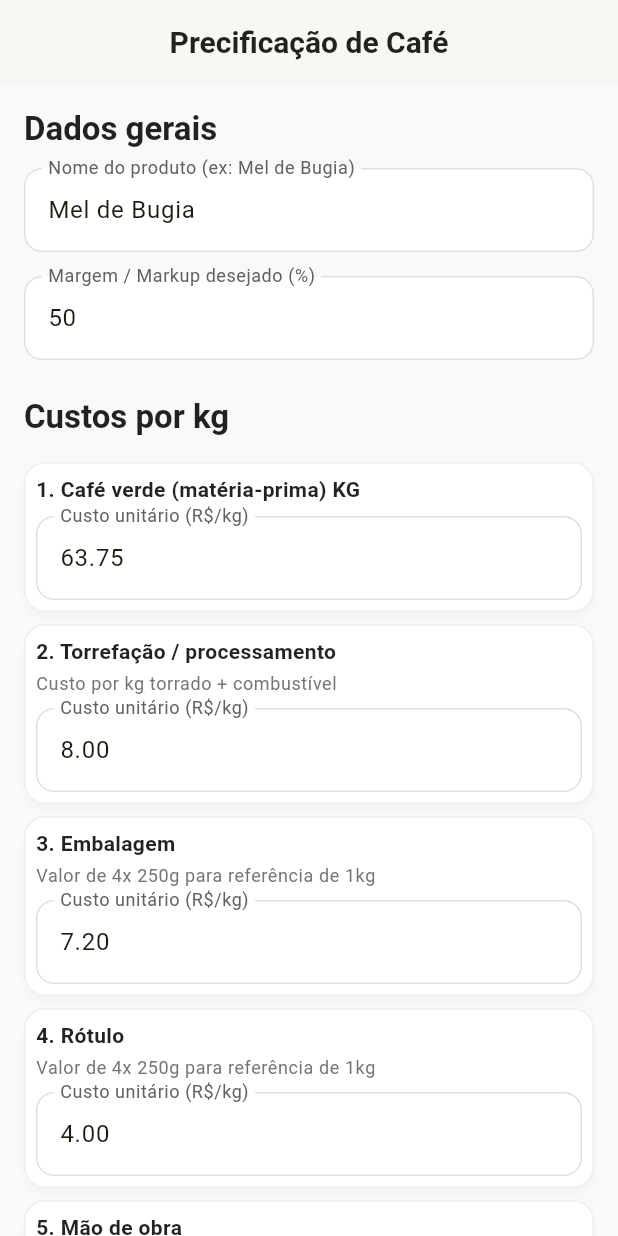
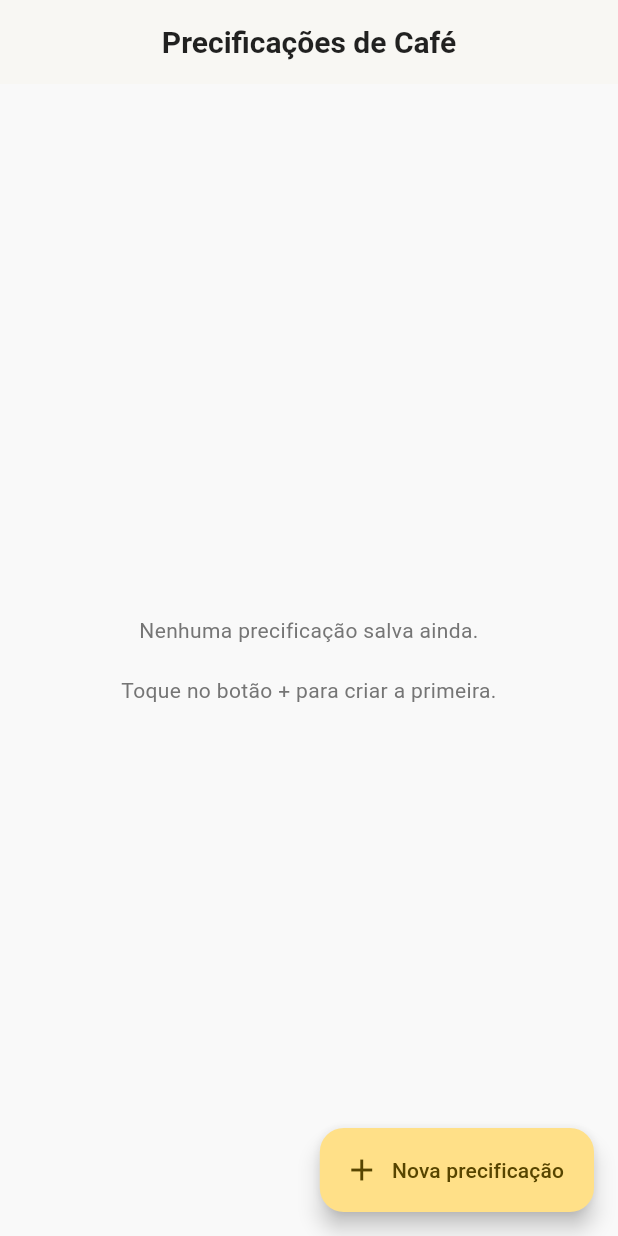
Before and after one commit to fibramobile/my_coffee_app, a Flutter app: the screen it shows after launch, on a phone screen of 412 x 824 dp. Run offline on Flutter 3.47's test engine with Material 3 defaults, Android fonts, the phone set to English and light mode, and no system bars; our stand-ins replace shared_preferences.

Commit message:
Separado a lista de produtos do forms

```diff
--- a/lib/main.dart
+++ b/lib/main.dart
@@ -1,6 +1,7 @@
 import 'package:flutter/material.dart';
 import 'controllers/pricing_controller.dart';
 import 'views/pricing_form_page.dart';
+import 'views/pricing_list_page.dart';
 
 void main() {
   runApp(const CafePrecoApp());
@@ -103,7 +104,9 @@ class CafePrecoApp extends StatelessWidget {
           ),
         ),
       ),
-      home: PricingFormPage(controller: controller),
+
+      // 👉 AGORA A TELA INICIAL É A LISTA
+      home: PricingListPage(controller: controller),
     );
   }
 }
--- a/lib/views/pricing_form_page.dart
+++ b/lib/views/pricing_form_page.dart
@@ -34,18 +34,14 @@ class _PricingFormPageState extends State<PricingFormPage> {
     return double.tryParse(cleaned) ?? 0.0;
   }
 
-  String _formatMoney(double value) {
-    return value.toStringAsFixed(2).replaceAll('.', ',');
-  }
-
   /// Define cor visual da margem líquida
   Color getMarginColor(double marginPercent) {
     if (marginPercent >= 40) {
-      return Colors.green; // Ideal
+      return Colors.green;
     } else if (marginPercent >= 30) {
-      return Colors.orange; // Boa
+      return Colors.orange;
     } else {
-      return Colors.red; // Risco
+      return Colors.red;
     }
   }
 
@@ -55,12 +51,14 @@ class _PricingFormPageState extends State<PricingFormPage> {
       animation: widget.controller,
       builder: (context, _) {
         final model = widget.controller.model;
-        final saved = widget.controller.savedPricings;
 
         return Scaffold(
-          // ❌ NÃO colocamos backgroundColor aqui, usamos o do Theme (claro)
           appBar: AppBar(
-            title: const Text('Precificação de Café'),
+            title: Text(
+              widget.editingIndex != null
+                  ? 'Editar precificação'
+                  : 'Nova precificação',
+            ),
             centerTitle: true,
           ),
           body: Form(
@@ -83,7 +81,6 @@ class _PricingFormPageState extends State<PricingFormPage> {
                     initialValue: model.productName,
                     decoration: const InputDecoration(
                       labelText: 'Nome do produto (ex: Mel de Bugia)',
-                      // ❌ sem border aqui; usa a do Theme
                     ),
                     onChanged: widget.controller.setProductName,
                   ),
@@ -138,31 +135,36 @@ class _PricingFormPageState extends State<PricingFormPage> {
                   // RESUMO
                   // -------------------------
                   Text(
-                    'Resumo da precificação (por kg de café torrado)',
+                    'Resumo da precificação',
                     style: Theme.of(context).textTheme.titleLarge,
                   ),
                   const SizedBox(height: 12),
 
                   _buildSummaryRow(
+                    context,
                     'Total de custo (R\$/kg)',
                     model.totalCostPerKg,
                   ),
                   _buildSummaryRow(
+                    context,
                     'Preço final (com margem) – R\$/kg',
                     model.finalPricePerKg,
                     highlight: true,
                   ),
                   const SizedBox(height: 8),
                   _buildSummaryRow(
+                    context,
                     'Preço de venda (250g)',
                     model.price250g,
                   ),
                   _buildSummaryRow(
+                    context,
                     'Preço de venda (1kg)',
                     model.finalPricePerKg,
                   ),
                   const SizedBox(height: 8),
                   _buildSummaryRow(
+                    context,
                     'Lucro líquido (R\$/kg)',
                     model.profitPerKg,
                   ),
@@ -206,12 +208,14 @@ class _PricingFormPageState extends State<PricingFormPage> {
                             ? 'Atualizar precificação'
                             : 'Salvar precificação',
                       ),
-                      onPressed: () {
+                      onPressed: () async {
                         final isEditing = widget.editingIndex != null;
 
-                        widget.controller.saveCurrentPricing(
+                        await widget.controller.saveCurrentPricing(
                           indexToUpdate: widget.editingIndex,
                         );
+
+                        if (!mounted) return;
 
                         ScaffoldMessenger.of(context).showSnackBar(
                           SnackBar(
@@ -223,91 +227,12 @@ class _PricingFormPageState extends State<PricingFormPage> {
                           ),
                         );
 
-                        if (Navigator.canPop(context)) {
-                          Navigator.pop(context);
-                        }
+                        Navigator.pop(context);
                       },
                     ),
                   ),
 
                   const SizedBox(height: 32),
-                  Divider(color: Colors.grey.shade300),
-                  const SizedBox(height: 12),
-
-                  // -------------------------
-                  // LISTA DE PRECIFICAÇÕES
-                  // -------------------------
-                  Text(
-                    'Precificações salvas',
-                    style: Theme.of(context).textTheme.titleLarge,
-                  ),
-                  const SizedBox(height: 12),
-
-                  if (saved.isEmpty)
-                    Text(
-                      'Nenhuma precificação salva ainda.',
-                      style: TextStyle(color: Colors.grey.shade600),
-                    )
-                  else
-                    ListView.builder(
-                      physics: const NeverScrollableScrollPhysics(),
-                      shrinkWrap: true,
-                      itemCount: saved.length,
-                      itemBuilder: (context, index) {
-                        final p = saved[index];
-                        final price250 = p.price250g;
-
-                        return Card(
-                          margin: const EdgeInsets.symmetric(vertical: 6),
-                          child: ListTile(
-                            contentPadding: const EdgeInsets.symmetric(
-                              horizontal: 16,
-                              vertical: 10,
-                            ),
-                            title: Text(
-                              p.productName,
-                              style: const TextStyle(
-                                fontWeight: FontWeight.bold,
-                                fontSize: 16,
-                              ),
-                            ),
-                            subtitle: Text(
-                              'Preço 250g: R\$ ${_formatMoney(price250)}',
-                              style: const TextStyle(color: Colors.grey),
-                            ),
-                            trailing: Row(
-                              mainAxisSize: MainAxisSize.min,
-                              children: [
-                                IconButton(
-                                  icon: const Icon(Icons.edit,
-                                      color: Colors.amber),
-                                  onPressed: () {
-                                    Navigator.push(
-                                      context,
-                                      MaterialPageRoute(
-                                        builder: (_) => PricingFormPage(
-                                          controller: widget.controller,
-                                          editingIndex: index,
-                                        ),
-                                      ),
-                                    );
-                                  },
-                                ),
-                                IconButton(
-                                  icon: const Icon(Icons.delete_outline,
-                                      color: Colors.redAccent),
-                                  onPressed: () {
-                                    widget.controller.removeSavedPricing(index);
-                                  },
-                                ),
-                              ],
-                            ),
-                          ),
-                        );
-                      },
-                    ),
-
-                  const SizedBox(height: 40),
                 ],
               ),
             ),
@@ -318,6 +243,7 @@ class _PricingFormPageState extends State<PricingFormPage> {
   }
 
   Widget _buildSummaryRow(
+      BuildContext context,
       String label,
       double value, {
         bool highlight = false,
--- /dev/null
+++ b/lib/views/pricing_list_page.dart
@@ -0,0 +1,144 @@
+import 'package:flutter/material.dart';
+import '../controllers/pricing_controller.dart';
+import 'pricing_form_page.dart';
+
+class PricingListPage extends StatelessWidget {
+  final PricingController controller;
+
+  const PricingListPage({
+    Key? key,
+    required this.controller,
+  }) : super(key: key);
+
+  String _formatMoney(double value) {
+    return value.toStringAsFixed(2).replaceAll('.', ',');
+  }
+
+  @override
+  Widget build(BuildContext context) {
+    return AnimatedBuilder(
+      animation: controller,
+      builder: (context, _) {
+        final saved = controller.savedPricings;
+
+        return Scaffold(
+          appBar: AppBar(
+            title: const Text('Precificações de Café'),
+            centerTitle: true,
+          ),
+          body: Padding(
+            padding: const EdgeInsets.all(16),
+            child: saved.isEmpty
+                ? Center(
+              child: Text(
+                'Nenhuma precificação salva ainda.\n\nToque no botão + para criar a primeira.',
+                style: Theme.of(context)
+                    .textTheme
+                    .bodyMedium
+                    ?.copyWith(color: Colors.grey[600]),
+                textAlign: TextAlign.center,
+              ),
+            )
+                : ListView.builder(
+              itemCount: saved.length,
+              itemBuilder: (context, index) {
+                final p = saved[index];
+                final price250 = p.price250g;
+                final marginPercent = p.profitMargin * 100;
+
+                Color marginColor;
+                if (marginPercent >= 40) {
+                  marginColor = Colors.green;
+                } else if (marginPercent >= 30) {
+                  marginColor = Colors.orange;
+                } else {
+                  marginColor = Colors.red;
+                }
+
+                return Card(
+                  margin: const EdgeInsets.symmetric(vertical: 6),
+                  child: ListTile(
+                    contentPadding: const EdgeInsets.symmetric(
+                      horizontal: 16,
+                      vertical: 10,
+                    ),
+                    title: Text(
+                      p.productName,
+                      style: const TextStyle(
+                        fontWeight: FontWeight.bold,
+                        fontSize: 16,
+                      ),
+                    ),
+                    subtitle: Column(
+                      crossAxisAlignment: CrossAxisAlignment.start,
+                      children: [
+                        Text(
+                          'Preço 250g: R\$ ${_formatMoney(price250)}',
+                          style: const TextStyle(color: Colors.grey),
+                        ),
+                        const SizedBox(height: 2),
+                        Text(
+                          'Margem líquida: ${marginPercent.toStringAsFixed(1).replaceAll('.', ',')}%',
+                          style: TextStyle(
+                            fontSize: 13,
+                            color: marginColor,
+                            fontWeight: FontWeight.w600,
+                          ),
+                        ),
+                      ],
+                    ),
+                    trailing: Row(
+                      mainAxisSize: MainAxisSize.min,
+                      children: [
+                        IconButton(
+                          icon: const Icon(Icons.edit, color: Colors.amber),
+                          onPressed: () {
+                            Navigator.push(
+                              context,
+                              MaterialPageRoute(
+                                builder: (_) => PricingFormPage(
+                                  controller: controller,
+                                  editingIndex: index,
+                                ),
+                              ),
+                            );
+                          },
+                        ),
+                        IconButton(
+                          icon: const Icon(
+                            Icons.delete_outline,
+                            color: Colors.redAccent,
+                          ),
+                          onPressed: () {
+                            controller.removeSavedPricing(index);
+                          },
+                        ),
+                      ],
+                    ),
+                  ),
+                );
+              },
+            ),
+          ),
+
+          // Botão flutuante para criar nova precificação
+          floatingActionButton: FloatingActionButton.extended(
+            onPressed: () {
+              Navigator.push(
+                context,
+                MaterialPageRoute(
+                  builder: (_) => PricingFormPage(
+                    controller: controller,
+                    editingIndex: null,
+                  ),
+                ),
+              );
+            },
+            icon: const Icon(Icons.add),
+            label: const Text('Nova precificação'),
+          ),
+        );
+      },
+    );
+  }
+}
```
Also changed, not shown: 1 other file.
